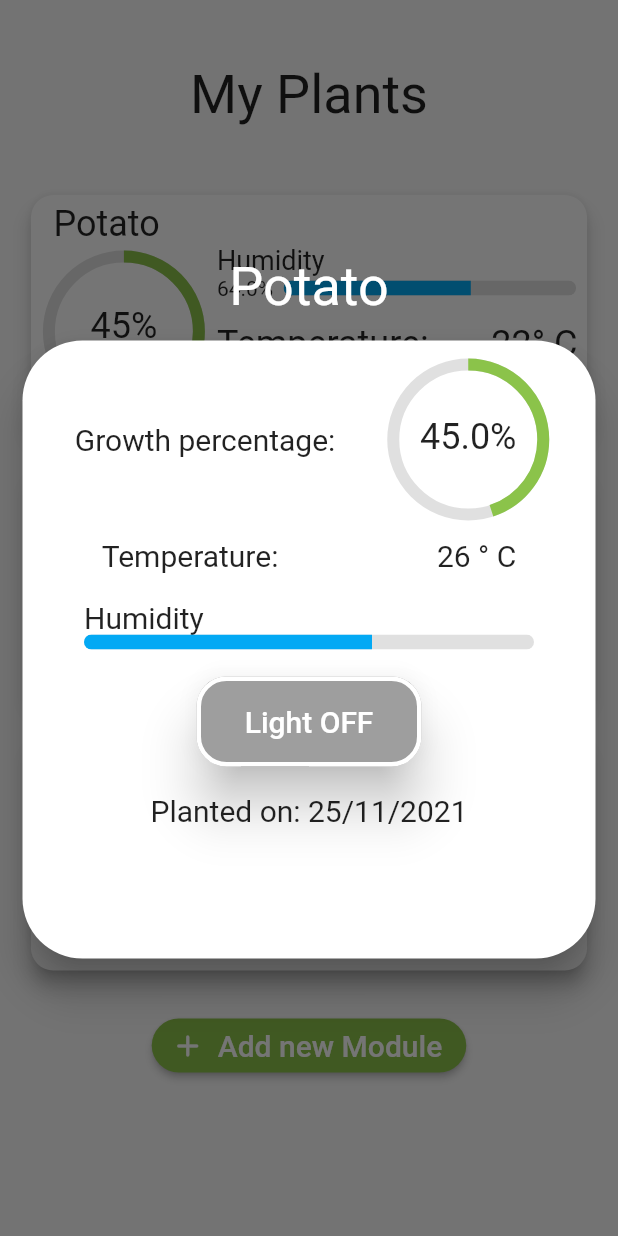
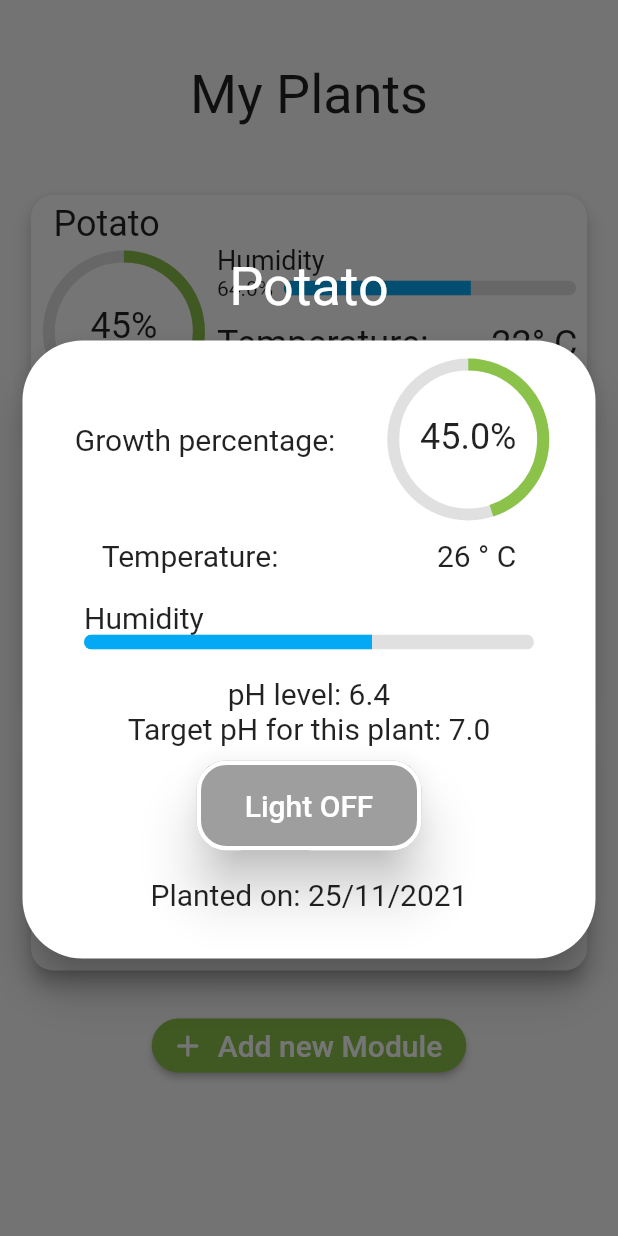
Before and after one commit to davidp-ro/aaaoleu, a Flutter app: the screen it shows after launch, after a tap on "Potato", on a phone screen of 412 x 824 dp. Run offline on Flutter 3.47's test engine with Material 2 defaults, Android fonts, the phone set to English and light mode, and no system bars; our stand-ins replace google_fonts; Roboto replaces fonts that are missing (Mukta).

Commit message:
Add pH level in plantCard

```diff
--- a/lib/main.dart
+++ b/lib/main.dart
@@ -62,18 +62,21 @@ class _HomePageState extends State<HomePage> {
               growth: 0.45,
               temp: 26,
               lightOn: false,
+              pH: 6.4,
             ),
             const PlantCard(
               title: "Basil",
               humidity: 0.72,
               growth: 0.32,
               temp: 27,
+              pH: 7.1,
             ),
             const PlantCard(
               title: "Cucumber",
               humidity: 0.49,
               growth: 0.79,
               temp: 26,
+              pH: 6.9,
             ),
             const SizedBox(
               height: 10,
--- a/lib/plantcard.dart
+++ b/lib/plantcard.dart
@@ -2,7 +2,7 @@ import 'package:flutter/material.dart';
 
 class PlantCard extends StatefulWidget {
   final String title;
-  final double humidity, growth;
+  final double humidity, growth, pH, targetpH;
   final int temp;
   final bool lightOn;
   const PlantCard({
@@ -12,6 +12,8 @@ class PlantCard extends StatefulWidget {
     this.growth = 0,
     this.temp = 0,
     this.lightOn = true,
+    required this.pH,
+    this.targetpH = 7,
   }) : super(key: key);
 
   @override
@@ -139,6 +141,21 @@ class _PlantCardState extends State<PlantCard> {
                                   ),
                                 ],
                               ),
+                            ),
+                            Text(
+                              "pH level: ${widget.pH}",
+                              style: const TextStyle(
+                                fontSize: 20,
+                              ),
+                            ),
+                            Text(
+                              "Target pH for this plant: ${widget.targetpH}",
+                              style: const TextStyle(
+                                fontSize: 20,
+                              ),
+                            ),
+                            const SizedBox(
+                              height: 10,
                             ),
                             SizedBox(
                               width: 150,
```
